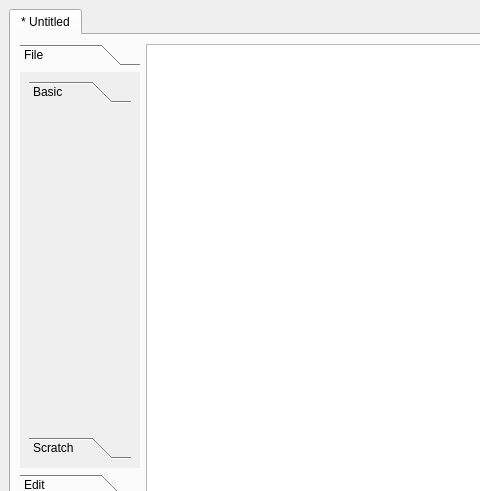
Qt form ui/MainWindow.ui (RyanDeBarros/Cerberus) before a commit; both pictures show x 0 to 480 and y 0 to 491 of the 800 by 600 pixel window.
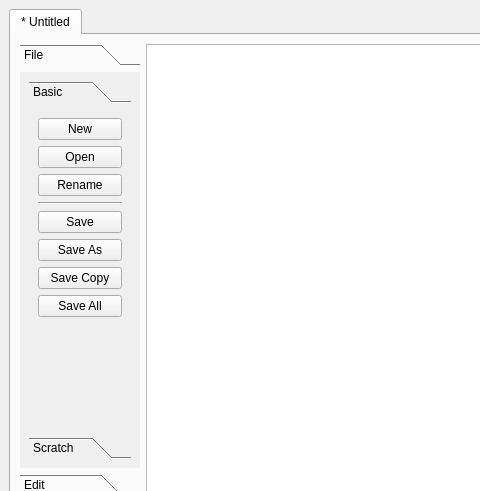
The same form after that commit. The open tabs and pages were chosen to show the change.

Commit message: Basic subsection of file menu section.

What changed in the file:
```diff
--- a/ui/MainWindow.ui
+++ b/ui/MainWindow.ui
@@ -72,6 +72,89 @@
                <attribute name="label">
                 <string>Basic</string>
                </attribute>
+               <layout class="QVBoxLayout" name="verticalLayout_5">
+                <item>
+                 <widget class="QPushButton" name="fileBasicNew">
+                  <property name="toolTip">
+                   <string>Ctrl+N</string>
+                  </property>
+                  <property name="text">
+                   <string>New</string>
+                  </property>
+                 </widget>
+                </item>
+                <item>
+                 <widget class="QPushButton" name="fileBasicOpen">
+                  <property name="toolTip">
+                   <string>Ctrl+O</string>
+                  </property>
+                  <property name="text">
+                   <string>Open</string>
+                  </property>
+                 </widget>
+                </item>
+                <item>
+                 <widget class="QPushButton" name="fileBasicRename">
+                  <property name="text">
+                   <string>Rename</string>
+                  </property>
+                 </widget>
+                </item>
+                <item>
+                 <widget class="Line" name="line">
+                  <property name="orientation">
+                   <enum>Qt::Orientation::Horizontal</enum>
+                  </property>
+                 </widget>
+                </item>
+                <item>
+                 <widget class="QPushButton" name="fileBasicSave">
+                  <property name="toolTip">
+                   <string>Ctrl+S</string>
+                  </property>
+                  <property name="text">
+                   <string>Save</string>
+                  </property>
+                 </widget>
+                </item>
+                <item>
+                 <widget class="QPushButton" name="fileBasicSaveAs">
+                  <property name="text">
+                   <string>Save As</string>
+                  </property>
+                 </widget>
+                </item>
+                <item>
+                 <widget class="QPushButton" name="fileBasicSaveCopy">
+                  <property name="text">
+                   <string>Save Copy</string>
+                  </property>
+                 </widget>
+                </item>
+                <item>
+                 <widget class="QPushButton" name="fileBasicSaveAll">
+                  <property name="toolTip">
+                   <string>Ctrl+Shift+S</string>
+                  </property>
+                  <property name="text">
+                   <string>Save All</string>
+                  </property>
+                 </widget>
+                </item>
+                <item>
+                 <spacer name="verticalSpacer_2">
+                  <property name="orientation">
+                   <enum>Qt::Orientation::Vertical</enum>
+                  </property>
+                  <property name="sizeHint" stdset="0">
+                   <size>
+                    <width>20</width>
+                    <height>53</height>
+                   </size>
+                  </property>
+                 </spacer>
+                </item>
+               </layout>
               </widget>
               <widget class="QWidget" name="fileScratchPage">
                <property name="geometry">
```
Left out of the diff: 20 changed lines with no effect on the pictures. The commit also changes 1 other file.
